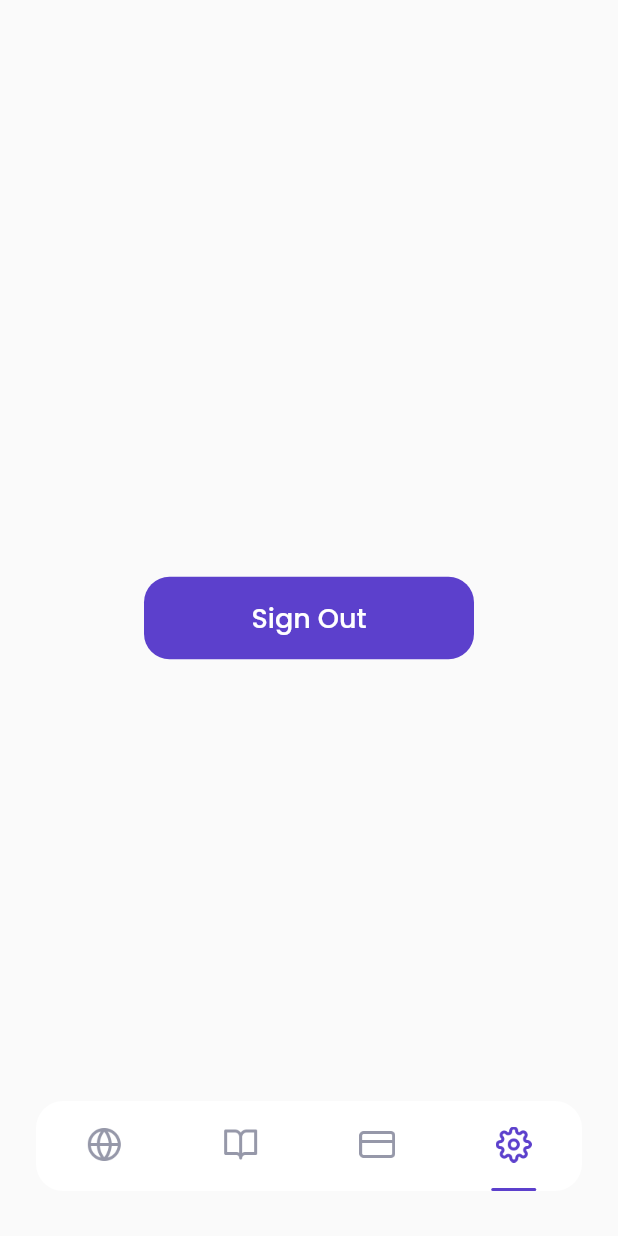
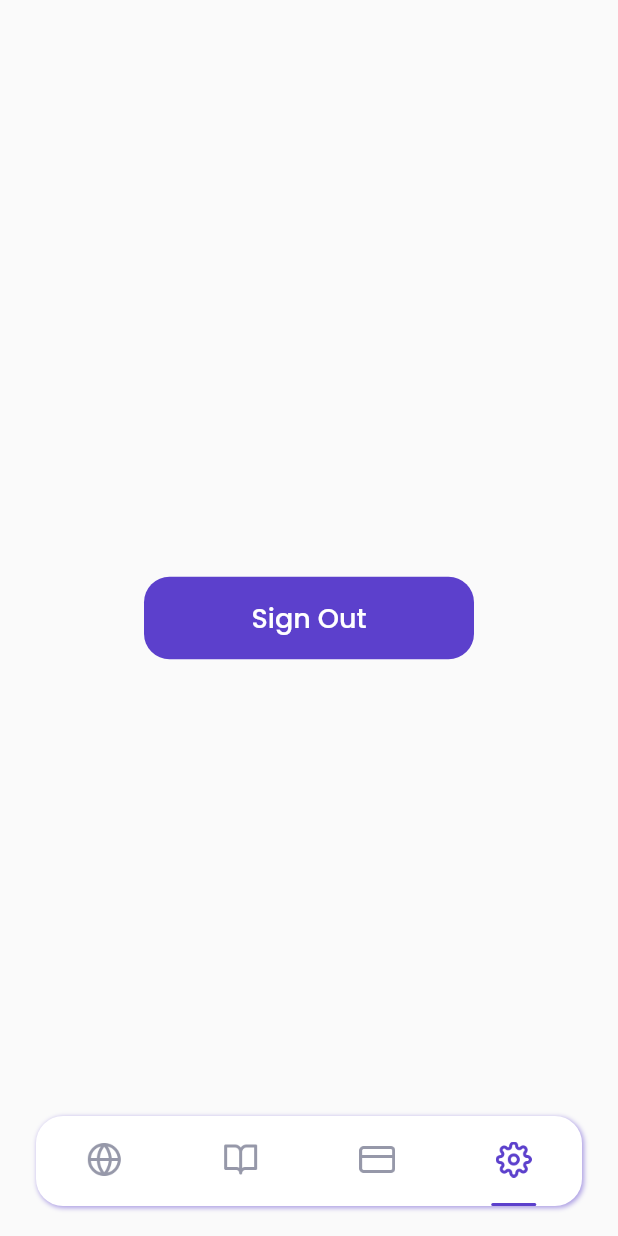
Before and after one commit to RifkiCS29/flutter_airplane, a Flutter app: the MainPage screen opened by its route, item 4 of the bottom bar chosen, on a phone screen of 412 x 824 dp. Run offline on Flutter 3.47's test engine with Material 2 defaults, Android fonts, the phone set to English and light mode, and no system bars; our stand-ins replace bloc, cloud_firestore, equatable, firebase_auth, firebase_core, flutter_bloc and 1 more; accounts and stored records are empty; network calls fail.

Commit message:
Better UI

```diff
--- a/lib/ui/pages/choose_seat_page.dart
+++ b/lib/ui/pages/choose_seat_page.dart
@@ -417,9 +417,9 @@ class ChooseSeatPage extends StatelessWidget {
                       selectedSeats: state.join(', '),
                       insurance: true,
                       refundable: false,
-                      vat: 0.45,
+                      vat: 0.1,
                       price: price,
-                      grandTotal: price + (price * 0.45).toInt(),
+                      grandTotal: price + (price * 0.1).toInt(),
                     ),
                   ),
                 ),
--- a/lib/ui/pages/main_page.dart
+++ b/lib/ui/pages/main_page.dart
@@ -36,13 +36,20 @@ class MainPage extends StatelessWidget {
           width: double.infinity,
           height: 60,
           margin: EdgeInsets.only(
-            bottom: 30,
+            bottom: 20,
             left: defaultMargin,
             right: defaultMargin,
           ),
           decoration: BoxDecoration(
             color: kWhiteColor,
             borderRadius: BorderRadius.circular(18),
+            boxShadow: [
+              BoxShadow(
+                color: kPrimaryColor.withOpacity(0.5),
+                blurRadius: 2,
+                offset: Offset(1, 1),
+              ),
+            ],
           ),
           child: Row(
             mainAxisAlignment: MainAxisAlignment.spaceAround,
--- a/lib/ui/widgets/custom_text_form_field.dart
+++ b/lib/ui/widgets/custom_text_form_field.dart
@@ -24,6 +24,7 @@ class CustomTextFormField extends StatelessWidget {
         children: [
           Text(
             title,
+            style: blackTextStyle.copyWith(fontSize: 16),
           ),
           SizedBox(
             height: 6,
@@ -32,6 +33,7 @@ class CustomTextFormField extends StatelessWidget {
             cursorColor: kBlackColor,
             obscureText: obscureText,
             controller: controller,
+            style: greyTextStyle.copyWith(fontSize: 16),
             decoration: InputDecoration(
               hintText: hintText,
               border: OutlineInputBorder(
```
Also changed, not shown: lib/ui/pages/transaction_page.dart (+6 -3 lines).
